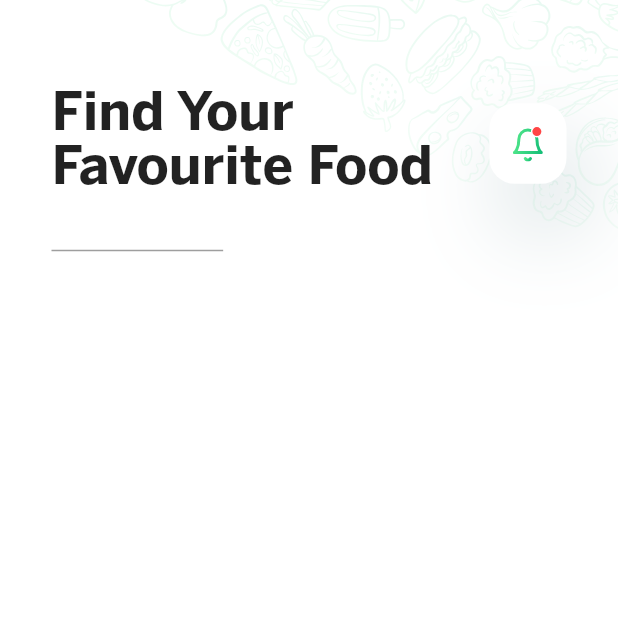
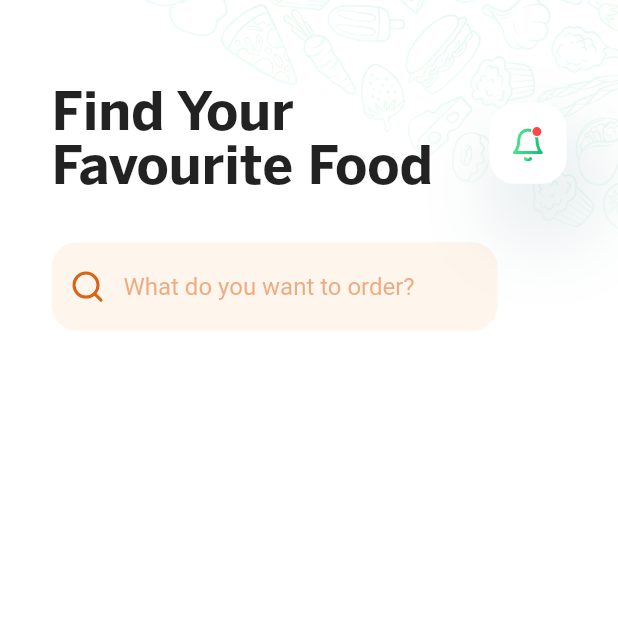
Before and after one commit to Ziaulqamar/food_delivery_app, a Flutter app: the screen it shows after launch, on a phone screen of 412 x 824 dp, the top half of it. Run offline on Flutter 3.47's test engine with Material 2 defaults, Android fonts, the phone set to English and light mode, and no system bars; our stand-ins replace flutter_screenutil, flutter_svg, get, iconly, image_picker, simple_gradient_text.

Commit message:
added customSearchBar

```diff
--- a/lib/config/colors.dart
+++ b/lib/config/colors.dart
@@ -6,4 +6,5 @@ class AppColors {
   static final dropshadowColor = const Color(0xff5A6CEA).withOpacity(0.07);
 
   static const customOrange = Color(0xffF9A84D);
+  static const searchbarHintTextColor = Color(0xffDA6317);
 }
--- /dev/null
+++ b/lib/screens/home_screen/components/homeScreenCustomTextField.dart
@@ -0,0 +1,35 @@
+import 'package:flutter/material.dart';
+import 'package:flutter_screenutil/flutter_screenutil.dart';
+import 'package:flutter_svg/flutter_svg.dart';
+
+import '../../../config/colors.dart';
+
+class HomeScreenCustomTextField extends StatelessWidget {
+  @override
+  Widget build(BuildContext context) {
+    return SizedBox(
+      height: 50.h,
+      width: 260.w,
+      child: TextField(
+        style: const TextStyle(color: AppColors.customOrange),
+        cursorColor: AppColors.customOrange,
+        decoration: InputDecoration(
+          fillColor: AppColors.customOrange.withOpacity(0.1),
+          border: OutlineInputBorder(
+            borderRadius: BorderRadius.circular(15.r),
+            borderSide: BorderSide.none,
+          ),
+          filled: true,
+          hintText: 'What do you want to order?',
+          prefixIcon: SvgPicture.asset(
+            'assets/icons/searchIcon.svg',
+            fit: BoxFit.none,
+          ),
+          hintStyle: TextStyle(
+            color: AppColors.searchbarHintTextColor.withOpacity(0.5),
+          ),
+        ),
+      ),
+    );
+  }
+}
--- a/lib/screens/home_screen/homeScreen.dart
+++ b/lib/screens/home_screen/homeScreen.dart
@@ -4,6 +4,7 @@ import 'package:flutter_svg/svg.dart';
 import 'package:food_delivery_app/config/colors.dart';
 import 'package:food_delivery_app/widgets/background.dart';
 
+import 'components/homeScreenCustomTextField.dart';
 import 'components/notificationButton.dart';
 
 class Homescreen extends StatelessWidget {
@@ -32,19 +33,12 @@ class Homescreen extends StatelessWidget {
                 const NotificationButton(),
               ],
             ),
+            SizedBox(height: 25.h),
             Row(
               children: [
-                SizedBox(
-                  height: 30.h,
-                  width: 100.w,
-                  child: TextField(
-                    decoration: InputDecoration(
-                      fillColor: AppColors.customOrange,
-                    ),
-                  ),
-                )
+                HomeScreenCustomTextField(),
               ],
-            )
+            ),
           ],
         ),
       ),
```
Also changed, not shown: assets/icons/searchIcon.svg (added).
